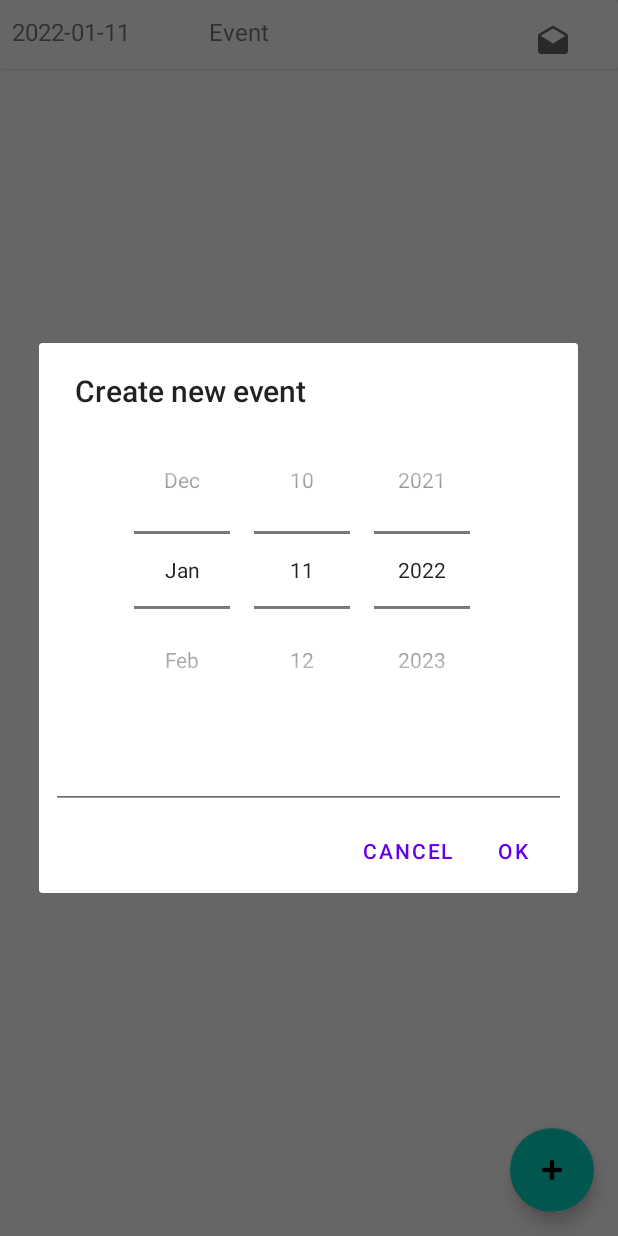
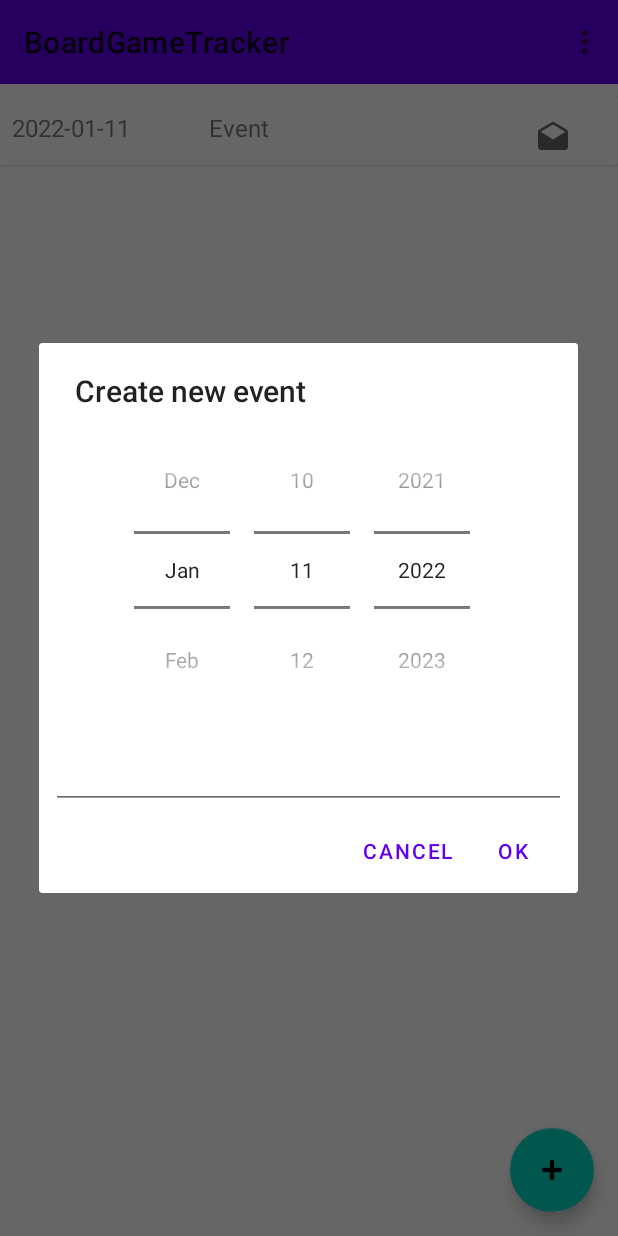
Before and after one commit to staniakm/BoardGameTracker, an Android app: the screen it shows after launch (MainActivity), after a tap on an icon or button, on a phone screen of 412 x 824 dp. Run offline under Robolectric (Android 15) with nearby library versions, the phone set to English and light mode, and no system bars; our stand-ins replace Dagger/Hilt's generated code.

```diff
--- a/app/src/main/AndroidManifest.xml
+++ b/app/src/main/AndroidManifest.xml
@@ -10,6 +10,9 @@
         android:roundIcon="@mipmap/ic_launcher_round"
         android:supportsRtl="true"
         android:theme="@style/Theme.BoardGameTracker">
+        <activity
+            android:name=".GameListActivity"
+            android:exported="false" />
         <activity
             android:name=".ui.EventHistoryActivity"
             android:exported="false" />
--- a/app/src/main/java/com/mariusz/boardgametracker/adapter/EventAdapter.kt
+++ b/app/src/main/java/com/mariusz/boardgametracker/adapter/EventAdapter.kt
@@ -5,10 +5,8 @@ import android.view.ViewGroup
 import androidx.recyclerview.widget.AsyncListDiffer
 import androidx.recyclerview.widget.DiffUtil
 import androidx.recyclerview.widget.RecyclerView
-import com.mariusz.boardgametracker.R
 import com.mariusz.boardgametracker.databinding.EventAdapterBinding
 import com.mariusz.boardgametracker.domain.Event
-import com.mariusz.boardgametracker.domain.EventStatus
 
 class EventAdapter(val onItemClick: (Event) -> Unit) :
     RecyclerView.Adapter<EventAdapter.EventAdapterViewHolder>() {
@@ -39,13 +37,10 @@ class EventAdapter(val onItemClick: (Event) -> Unit) :
         holder.binding.apply {
             date.text = item.date.toString()
             name.text = item.name
-            eventIcon.setImageResource(
-                when (item.eventStatus) {
-                    EventStatus.SCHEDULED -> R.drawable.event_scheduled
-                    EventStatus.OPEN -> R.drawable.event_open
-                    EventStatus.CLOSED -> R.drawable.event_finished
-                }
-            )
+            item.eventStatus.let {
+                eventIcon.setImageResource(it.iconId)
+            }
+
             eventLayout.setOnClickListener {
                 onItemClick(item)
             }
--- a/app/src/main/java/com/mariusz/boardgametracker/domain/Event.kt
+++ b/app/src/main/java/com/mariusz/boardgametracker/domain/Event.kt
@@ -1,5 +1,6 @@
 package com.mariusz.boardgametracker.domain
 
+import com.mariusz.boardgametracker.R
 import java.io.Serializable
 import java.time.LocalDate
 
@@ -10,6 +11,6 @@ data class Event(
     val eventStatus: EventStatus = EventStatus.OPEN
 ) : Serializable
 
-enum class EventStatus(val description: String) {
-    SCHEDULED("Zaplanowany"), OPEN("W trakcie"), CLOSED("Zakończony")
+enum class EventStatus(val iconId: Int) {
+    SCHEDULED(R.drawable.event_scheduled), OPEN(R.drawable.event_open), CLOSED(R.drawable.event_finished)
 }
--- a/app/src/main/res/layout/activity_main.xml
+++ b/app/src/main/res/layout/activity_main.xml
@@ -7,13 +7,22 @@
 
     tools:context=".ui.MainActivity">
 
+    <androidx.appcompat.widget.Toolbar
+        android:id="@+id/toolbar"
+        android:layout_width="match_parent"
+        android:layout_height="?attr/actionBarSize"
+        android:background="?attr/colorPrimary"
+        app:layout_constraintTop_toTopOf="parent"
+        app:popupTheme="@style/Theme.BoardGameTracker.PopupOverlay" />
+
 
     <androidx.recyclerview.widget.RecyclerView
         android:id="@+id/rvEvent"
         android:layout_width="match_parent"
         android:layout_height="0dp"
+        android:layout_marginTop="8dp"
         app:layout_constraintBottom_toBottomOf="parent"
-        app:layout_constraintTop_toTopOf="parent"
+        app:layout_constraintTop_toBottomOf="@+id/toolbar"
 
         />
 
--- a/app/src/main/res/menu/menu_main.xml
+++ b/app/src/main/res/menu/menu_main.xml
@@ -3,8 +3,8 @@
     xmlns:tools="http://schemas.android.com/tools"
     tools:context="com.mariusz.boardgametracker.ui.MainActivity">
     <item
-        android:id="@+id/action_settings"
+        android:id="@+id/action_games"
         android:orderInCategory="100"
-        android:title="@string/action_settings"
+        android:title="@string/action_games"
         app:showAsAction="never" />
 </menu>
--- a/app/src/main/res/values/strings.xml
+++ b/app/src/main/res/values/strings.xml
@@ -9,4 +9,5 @@
 
     <string name="hello_first_fragment">Hello first fragment</string>
     <string name="hello_second_fragment">Hello second fragment. Arg: %1$s</string>
+    <string name="action_games">Games</string>
 </resources>
```
Also changed, not shown: app/src/main/java/com/mariusz/boardgametracker/GameListActivity.kt (added, +11 -0 lines), app/src/main/java/com/mariusz/boardgametracker/ui/MainActivity.kt (+10 -2 lines), app/src/main/res/layout/activity_game_list.xml (added, +16 -0 lines).
